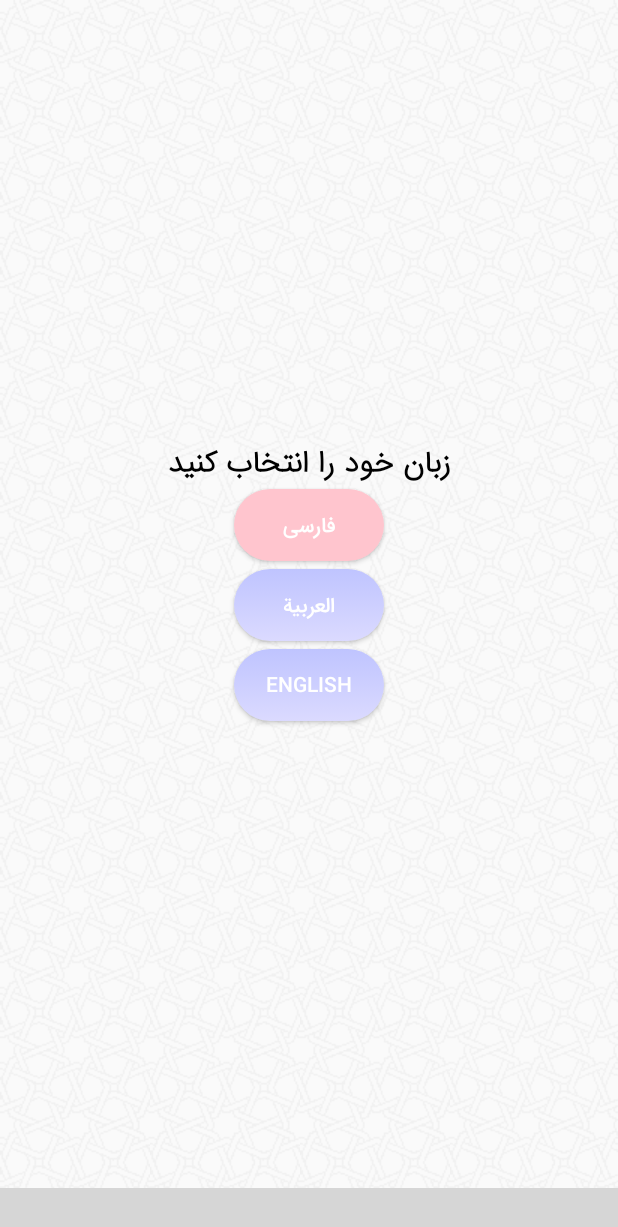
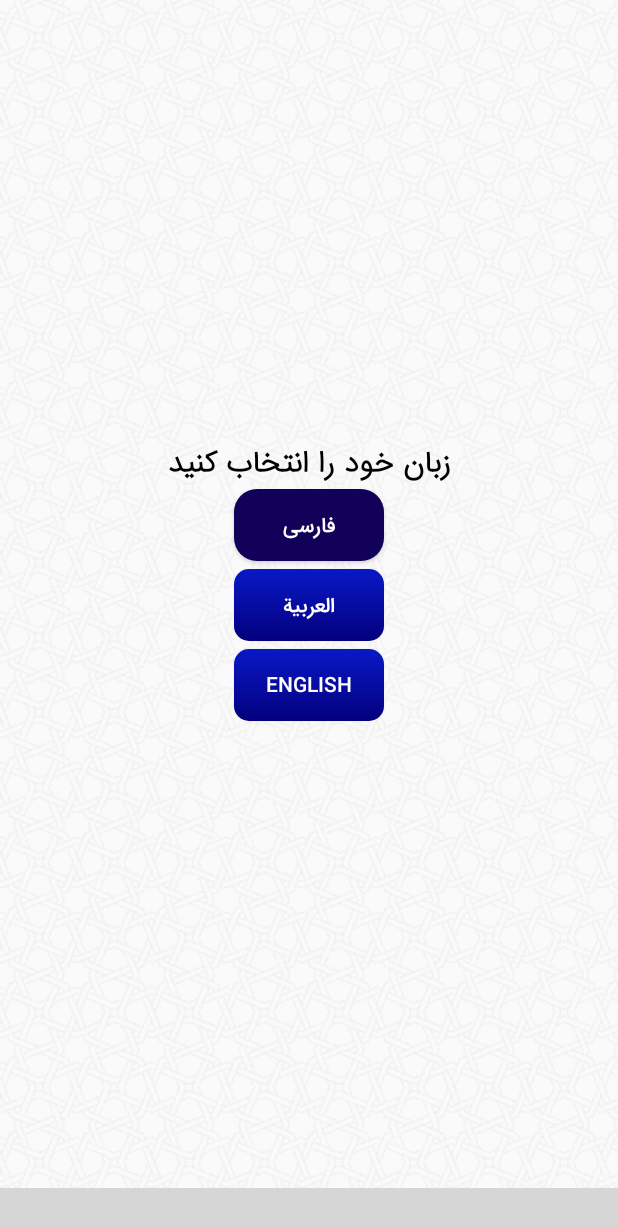
Before and after one commit to amingoli78/khadije, an Android app: the Setting screen opened directly, with no data from a screen before it, on a phone screen of 412 x 824 dp. Shown: the top 1227 px of the screen. Run offline under Robolectric (Android 15) with nearby library versions, the phone set to English and light mode, and no system bars; our stand-ins replace Volley; libraries missing offline, so code that uses them is left out: com.ittianyu.bottomnavigationviewex; plain views replace BottomNavigationViewEx; network calls fail; grey boxes are pictures that could not be loaded.

Commit message:
update btn

```diff
--- a/app/src/main/res/drawable/btn_style.xml
+++ b/app/src/main/res/drawable/btn_style.xml
@@ -3,12 +3,12 @@
     <item android:state_pressed="true" >
         <shape>
             <solid
-                android:color="#ffc5ce" />
+                android:color="#110159" />
             <stroke
                 android:width="0dp"
-                android:color="#222222" />
+                android:color="#ffffff" />
             <corners
-                android:radius="30dp" />
+                android:radius="15dp" />
             <padding
                 android:left="10dp"
                 android:top="10dp"
@@ -19,14 +19,14 @@
     <item>
         <shape>
             <gradient
-                android:startColor="#bfc4ff"
-                android:endColor="#dbdaff"
+                android:startColor="#0918c7"
+                android:endColor="#04007e"
                 android:angle="270" />
             <stroke
                 android:width="0dp"
                 android:color="#4aa5d4" />
             <corners
-                android:radius="30dp" />
+                android:radius="10dp" />
             <padding
                 android:left="10dp"
                 android:top="10dp"
--- a/app/src/main/res/drawable/lang_changed.xml
+++ b/app/src/main/res/drawable/lang_changed.xml
@@ -3,12 +3,12 @@
     <item >
         <shape>
             <solid
-                android:color="#ffc5ce" />
+                android:color="#110159" />
             <stroke
                 android:width="0dp"
-                android:color="#222222" />
+                android:color="#ffffff" />
             <corners
-                android:radius="30dp" />
+                android:radius="15dp" />
             <padding
                 android:left="10dp"
                 android:top="10dp"
```
